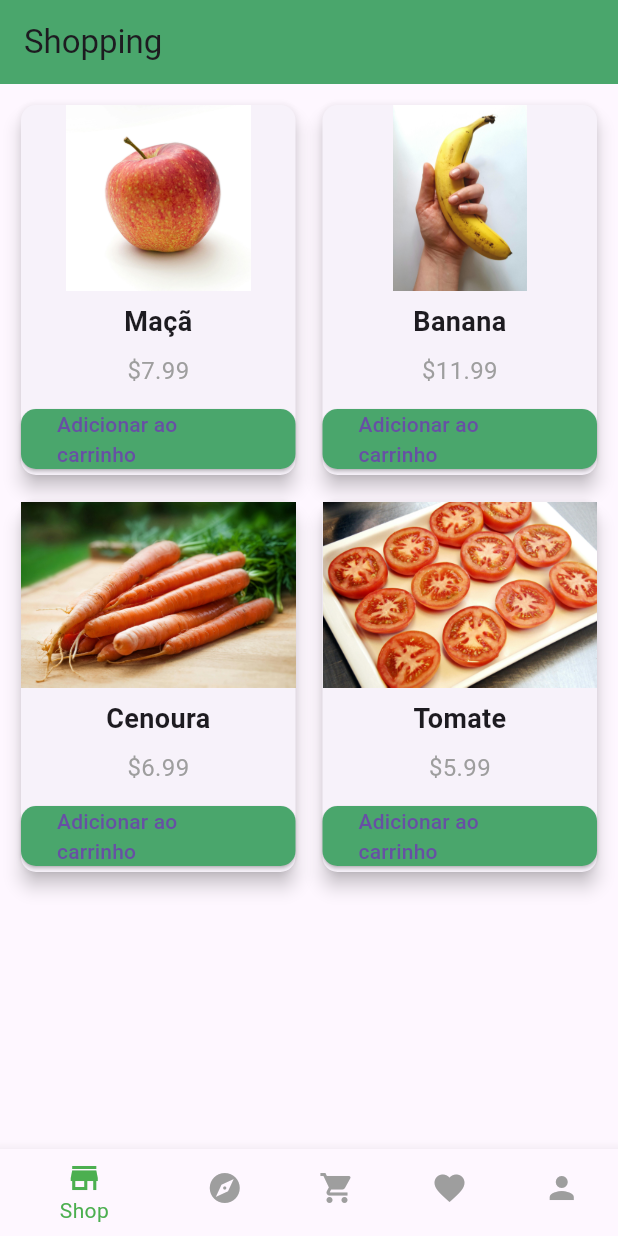
After one commit to LucaVianna/flutter_project, a Flutter app: the ShopScreen screen opened directly, on a phone screen of 412 x 824 dp. The commit adds this screen. Run offline on Flutter 3.47's test engine with Material 3 defaults, Android fonts, the phone set to English and light mode, and no system bars.

Commit message:
Adicionando Shop Screen e suas imagens

```diff
--- /dev/null
+++ b/lib/shop_screen.dart
@@ -0,0 +1,95 @@
+import 'package:flutter/material.dart';
+
+class ShopScreen extends StatelessWidget {
+  final List<Map<String, dynamic>> products = [
+    {'name': 'Maçã', 'price': 7.99, 'image': 'assets/maca.jpg'},
+    {'name': 'Banana', 'price': 11.99, 'image': 'assets/banana.jpg'},
+    {'name': 'Cenoura', 'price': 6.99, 'image': 'assets/cenoura.jpg'},
+    {'name': 'Tomate', 'price': 5.99, 'image': 'assets/tomate.jpg'}
+  ];
+
+  @override
+  Widget build(BuildContext context) {
+    return Scaffold(
+      appBar: AppBar(
+        title: Text('Shopping'),
+        backgroundColor: Color(0xFF4AA66C),
+      ),
+      body: Padding(
+        padding: EdgeInsets.all(10),
+        child: GridView.builder(
+          gridDelegate: SliverGridDelegateWithFixedCrossAxisCount(
+            crossAxisCount: 2,
+            crossAxisSpacing: 10,
+            mainAxisSpacing: 10,
+            childAspectRatio: 0.75,
+          ),
+          itemCount: products.length,
+          itemBuilder: (context, index) {
+            final product = products[index];
+
+            return Card(
+              elevation: 5,
+              shape: RoundedRectangleBorder(
+                borderRadius: BorderRadius.circular(10),
+              ),
+              child: Column(
+                crossAxisAlignment: CrossAxisAlignment.center,
+                children: [
+                  Expanded(
+                    child: Image.asset(
+                      product['image'],
+                      fit: BoxFit.cover
+                    ),
+                  ),
+                  Padding(
+                    padding: EdgeInsets.all(8),
+                    child: Text(
+                      product['name'],
+                      style: TextStyle(
+                        fontSize: 18,
+                        fontWeight: FontWeight.bold
+                      ),
+                    ),
+                  ),
+                  Text(
+                    '\$${product['price'].toStringAsFixed(2)}',
+                    style: TextStyle(
+                      fontSize: 16,
+                      color: Colors.grey
+                    ),
+                  ),
+                  SizedBox(height: 10),
+
+                  ElevatedButton(
+                    onPressed: () {
+                      // Lógica para add ao carrinhos
+                    },
+                    style: ElevatedButton.styleFrom(
+                      backgroundColor: Color(0xFF4AA66C),
+                      shape: RoundedRectangleBorder(
+                        borderRadius: BorderRadius.circular(10),
+                      ),
+                    ),
+                    child: Text('Adicionar ao carrinho'),
+                  ),
+                ],
+              ),
+            );
+          },
+        ),
+      ),
+      bottomNavigationBar: BottomNavigationBar(
+        selectedItemColor: Colors.green,
+        unselectedItemColor: Colors.grey,
+        items: [
+          BottomNavigationBarItem(icon: Icon(Icons.store), label: 'Shop'),
+          BottomNavigationBarItem(icon: Icon(Icons.explore), label: 'Explorar'),
+          BottomNavigationBarItem(icon: Icon(Icons.shopping_cart), label: 'Carrinhho'),
+          BottomNavigationBarItem(icon: Icon(Icons.favorite), label: 'Favoritos'),
+          BottomNavigationBarItem(icon: Icon(Icons.person), label: 'Perfil'),
+        ]
+      ),
+    );
+  }
+}
--- a/lib/signup_screen.dart
+++ b/lib/signup_screen.dart
@@ -1,4 +1,5 @@
 import 'package:flutter/material.dart';
+import './shop_screen.dart';
 
 class SignUpScreen extends StatefulWidget {
   @override
@@ -110,7 +111,11 @@ class _SignUpScreenState extends State<SignUpScreen> {
                 width: double.infinity,
                 child: ElevatedButton(
                   onPressed: () {
-                    // if (_formKey.currentState!.validate() && _agreeTerms) {
+                    if (_formKey.currentState!.validate() && _agreeTerms) {
+                      Navigator.pushReplacement(
+                        context,
+                        MaterialPageRoute(builder: (context) => ShopScreen())
+                      );
                       // final userData = {
                       //  'username': _usernameController.text,
                       //  'email': _emailController.text,
@@ -121,7 +126,7 @@ class _SignUpScreenState extends State<SignUpScreen> {
                       // context,
                       // MaterialPageRoute(builder: (context) => NextScreen(userData));
                       // );
-                    // }
+                    }
                   },
                   style: ElevatedButton.styleFrom(
                     backgroundColor: Color(0xFF4AA66C),
--- a/lib/welcome_screen.dart
+++ b/lib/welcome_screen.dart
@@ -36,12 +36,13 @@ class WelcomeScreen extends StatelessWidget {
 
                 // Título de boas-vindas
                 Text(
-                  'Bem-vindo à nossa nova loja',
+                  'Bem-vindo à nossa loja',
                   style: TextStyle(
                     fontSize: 32,
                     fontWeight: FontWeight.bold,
                     color: Colors.white
                   ),
+                  textAlign: TextAlign.center,
                 ),
                 SizedBox(height: 10),
 
--- a/pubspec.yaml
+++ b/pubspec.yaml
@@ -77,6 +77,10 @@ flutter:
     - assets/carrot-branca-transparente.png
     - assets/carrot-preta-transparente.png
     - assets/welcome-background.jpg
+    - assets/maca.jpg
+    - assets/banana.jpg
+    - assets/tomate.jpg
+    - assets/cenoura.jpg
 
   # An image asset can refer to one or more resolution-specific "variants", see
   # https://flutter.dev/to/resolution-aware-images
```
Also changed, not shown: assets/banana.jpg (added), assets/cenoura.jpg (added), assets/maca.jpg (added), assets/tomate.jpg (added).
